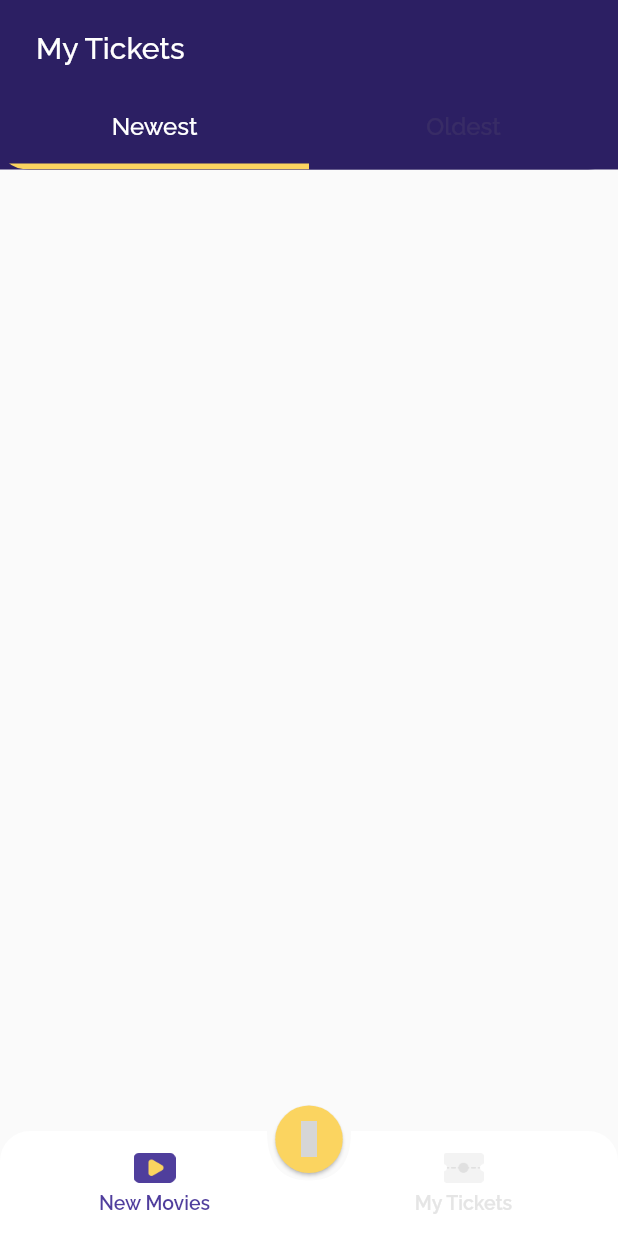
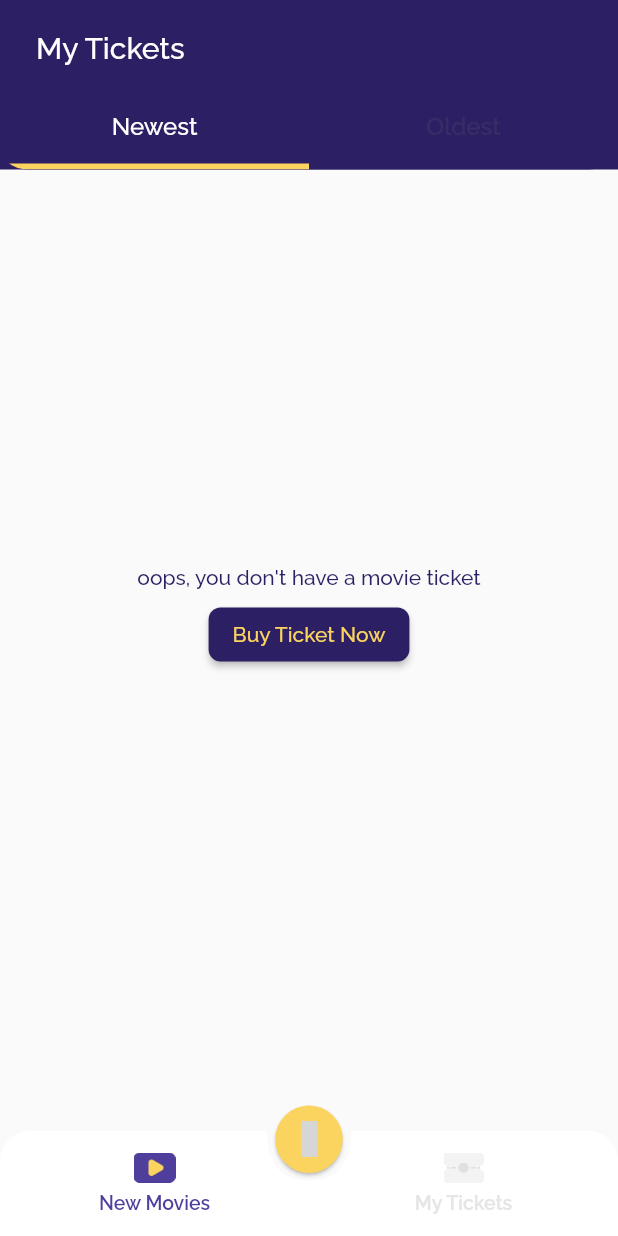
Before and after one commit to MIBR47/Flutix, a Flutter app: the screen it shows once a user with an empty profile is signed in, swiped to page 2, on a phone screen of 412 x 824 dp. Run offline on Flutter 3.47's test engine with Material 2 defaults, Android fonts, the phone set to English and light mode, and no system bars; our stand-ins replace another_flushbar, bloc, cloud_firestore, email_validator, equatable, firebase_auth and 9 more; accounts and stored records are empty; network calls fail; grey boxes are pictures that could not be loaded.

```diff
--- a/lib/bloc/page_bloc.dart
+++ b/lib/bloc/page_bloc.dart
@@ -35,7 +35,7 @@ class PageBloc extends Bloc<PageEvent, PageState> {
     on<GoToMainPageEvent>(
       (event, emit) => emit(OnMainPageState(bottomNavBarIndex: event.bottomNavBarIndex, isExpired: event.isExpired)),
     );
-    on<GotoProfilePage>(
+    on<GotoProfilePageEvent>(
       (event, emit) => emit(const OnProfilePageState()),
     );
     on<GotoMovieDetailPageEvent>(
--- a/lib/bloc/page_event.dart
+++ b/lib/bloc/page_event.dart
@@ -38,14 +38,14 @@ class GoToAccountInformationPageEvent extends PageEvent {
 class GoToMainPageEvent extends PageEvent {
   final int bottomNavBarIndex;
   final bool isExpired;
-  const GoToMainPageEvent({this.bottomNavBarIndex = 0, this.isExpired = false});
+  GoToMainPageEvent({this.bottomNavBarIndex = 0, this.isExpired = false});
 
   @override
   List<Object> get props => [bottomNavBarIndex, isExpired];
 }
 
-class GotoProfilePage extends PageEvent {
-  const GotoProfilePage();
+class GotoProfilePageEvent extends PageEvent {
+  const GotoProfilePageEvent();
   @override
   List<Object> get props => [];
 }
--- a/lib/bloc/page_state.dart
+++ b/lib/bloc/page_state.dart
@@ -43,7 +43,7 @@ class OnSplashPageState extends PageState {
 class OnMainPageState extends PageState {
   final int bottomNavBarIndex;
   final bool isExpired;
-  const OnMainPageState({this.bottomNavBarIndex = 0, this.isExpired = false});
+  OnMainPageState({this.bottomNavBarIndex = 0, this.isExpired = false});
 
   @override
   List<Object> get props => [bottomNavBarIndex, isExpired];
--- a/lib/extension/String_Extension.dart
+++ b/lib/extension/String_Extension.dart
@@ -1,5 +1,5 @@
 part of 'extensions.dart';
 
 extension StringExtension on String {
-  bool isDigit(int index) => this.codeUnitAt(index) >= 48 && this.codeUnitAt(index) <= 57;
+  bool isDigit(int index) => codeUnitAt(index) >= 48 && codeUnitAt(index) <= 57;
 }
--- a/lib/extension/extensions.dart
+++ b/lib/extension/extensions.dart
@@ -1,7 +1,6 @@
 import 'package:bwa_flutix/models/models.dart';
 import 'package:bwa_flutix/services/services.dart';
 import 'package:firebase_auth/firebase_auth.dart';
-import 'package:intl/intl.dart';
 
 part 'firebase_user_extension.dart';
 
--- a/lib/services/services.dart
+++ b/lib/services/services.dart
@@ -1,13 +1,11 @@
 import 'dart:convert';
 import 'dart:developer';
-import 'dart:ffi';
 
 import 'package:bwa_flutix/models/models.dart';
 import 'package:bwa_flutix/shared/shared.dart';
 import 'package:cloud_firestore/cloud_firestore.dart';
 import 'package:firebase_auth/firebase_auth.dart';
 import 'package:bwa_flutix/extension/extensions.dart';
-import 'package:flutter/widgets.dart';
 // ignore: depend_on_referenced_packages
 import 'package:http/http.dart' as http;
 
--- a/lib/shared/shared_method.dart
+++ b/lib/shared/shared_method.dart
@@ -44,7 +44,7 @@ Widget generateDashedDivider(double width) {
             ? Container(
                 height: 2,
                 width: width / n,
-                color: Color(0xFFE4E4E4),
+                color: const Color(0xFFE4E4E4),
               )
             : SizedBox(
                 width: width / n,
--- a/lib/ui/pages/main_page.dart
+++ b/lib/ui/pages/main_page.dart
@@ -1,10 +1,10 @@
 part of 'pages.dart';
 
 class MainPage extends StatefulWidget {
-  final int bottomNavBarIndex;
-  final bool isExpired;
+  int bottomNavBarIndex;
+  bool isExpired;
 
-  const MainPage({this.bottomNavBarIndex = 1, this.isExpired = false, super.key});
+  MainPage({this.bottomNavBarIndex = 0, this.isExpired = false, super.key});
 
   @override
   State<MainPage> createState() => _MainPageState();
@@ -16,7 +16,7 @@ class _MainPageState extends State<MainPage> {
   @override
   void initState() {
     super.initState();
-    bottomNavBarIndex = 0;
+    bottomNavBarIndex = widget.bottomNavBarIndex;
     pageController = PageController(initialPage: bottomNavBarIndex!);
   }
 
@@ -51,8 +51,8 @@ class _MainPageState extends State<MainPage> {
                   ),
                 ),
                 onPressed: () async {
-                  context.read<UserBloc>().add(SignOutEvent());
-                  AuthServices.signOut();
+                  context.read<PageBloc>().add(const GotoProfilePageEvent());
+                  // AuthServices.signOut();
                 },
               ),
             ),
@@ -69,7 +69,7 @@ class _MainPageState extends State<MainPage> {
           bottomNavBarIndex = index;
         }),
         children: [
-          Center(
+          const Center(
             child: MoviePage(),
           ),
           Center(
--- a/lib/ui/pages/movie_page.dart
+++ b/lib/ui/pages/movie_page.dart
@@ -194,7 +194,7 @@ class _MoviePageState extends State<MoviePage> with AutomaticKeepAliveClientMixi
                           : Container(),
                       GestureDetector(
                         onTap: () {
-                          context.read<PageBloc>().add(const GotoProfilePage());
+                          context.read<PageBloc>().add(const GotoProfilePageEvent());
                         },
                         child: Container(
                           width: 50,
--- a/lib/ui/pages/success_page.dart
+++ b/lib/ui/pages/success_page.dart
@@ -28,14 +28,14 @@ class SuccessPage extends StatelessWidget {
                       Container(
                         width: 150,
                         height: 150,
-                        margin: EdgeInsets.only(bottom: 70),
-                        decoration: BoxDecoration(image: DecorationImage(image: AssetImage("assets/ticket_done.png"))),
+                        margin: const EdgeInsets.only(bottom: 70),
+                        decoration: const BoxDecoration(image: DecorationImage(image: AssetImage("assets/ticket_done.png"))),
                       ),
                       Text(
                         "Happy Watching!",
                         style: blackTextFont.copyWith(fontSize: 20),
                       ),
-                      SizedBox(
+                      const SizedBox(
                         height: 16,
                       ),
                       Text(
--- a/lib/ui/pages/success_topup_page.dart
+++ b/lib/ui/pages/success_topup_page.dart
@@ -22,14 +22,14 @@ class SuccessTopupPage extends StatelessWidget {
                       Container(
                         width: 150,
                         height: 150,
-                        margin: EdgeInsets.only(bottom: 70),
-                        decoration: BoxDecoration(image: DecorationImage(image: AssetImage("assets/top_up_done.png"))),
+                        margin: const EdgeInsets.only(bottom: 70),
+                        decoration: const BoxDecoration(image: DecorationImage(image: AssetImage("assets/top_up_done.png"))),
                       ),
                       Text(
                         "Emmy Yummy!",
                         style: blackTextFont.copyWith(fontSize: 20),
                       ),
-                      SizedBox(
+                      const SizedBox(
                         height: 16,
                       ),
                       Text(
--- a/lib/ui/pages/ticket_page.dart
+++ b/lib/ui/pages/ticket_page.dart
@@ -22,6 +22,7 @@ class _TicketPageState extends State<TicketPage> with AutomaticKeepAliveClientMi
 
   @override
   Widget build(BuildContext context) {
+    super.build(context);
     return Scaffold(
       body: Stack(
         children: [
@@ -29,7 +30,7 @@ class _TicketPageState extends State<TicketPage> with AutomaticKeepAliveClientMi
           BlocBuilder<TicketBloc, TicketState>(
             builder: (_, ticketstate) {
               return Container(
-                margin: EdgeInsets.symmetric(horizontal: defaultMargin),
+                margin: const EdgeInsets.symmetric(horizontal: defaultMargin),
                 child: TicketViewer(
                   ixExpiredTickets
                       ? ticketstate.tickets.where((ticket) => ticket.time!.isBefore(DateTime.now())).toList()
@@ -54,7 +55,7 @@ class _TicketPageState extends State<TicketPage> with AutomaticKeepAliveClientMi
                   mainAxisAlignment: MainAxisAlignment.end,
                   children: [
                     Container(
-                      margin: EdgeInsets.only(left: 24, bottom: 32),
+                      margin: const EdgeInsets.only(left: 24, bottom: 32),
                       child: Text(
                         'My Tickets',
                         style: whiteTextFont.copyWith(fontSize: 20),
@@ -78,10 +79,10 @@ class _TicketPageState extends State<TicketPage> with AutomaticKeepAliveClientMi
                                   "Newest",
                                   style: whiteTextFont.copyWith(
                                     fontSize: 16,
-                                    color: !ixExpiredTickets ? Colors.white : Color(0xFF6F78E),
+                                    color: !ixExpiredTickets ? Colors.white : const Color(0xFF6F78E),
                                   ),
                                 ),
-                                SizedBox(
+                                const SizedBox(
                                   height: 15,
                                 ),
                                 Container(
@@ -108,10 +109,10 @@ class _TicketPageState extends State<TicketPage> with AutomaticKeepAliveClientMi
                                   "Oldest",
                                   style: whiteTextFont.copyWith(
                                     fontSize: 16,
-                                    color: ixExpiredTickets ? Colors.white : Color(0xFF6F78E),
+                                    color: ixExpiredTickets ? Colors.white : const Color(0xFF6F78E),
                                   ),
                                 ),
-                                SizedBox(
+                                const SizedBox(
                                   height: 15,
                                 ),
                                 Container(
@@ -159,9 +160,55 @@ class TicketViewer extends StatelessWidget {
 
   @override
   Widget build(BuildContext context) {
+    print(tickets);
     var sortedTickets = tickets;
     sortedTickets.sort((ticket2, ticket1) => ticket1.time!.compareTo(ticket2.time!));
-    return ListView.builder(
+    return tickets.isEmpty
+        ? tickets.where((ticket) => ticket.time!.isBefore(DateTime.now())).isEmpty
+            ? Center(
+                child: Column(
+                  mainAxisAlignment: MainAxisAlignment.center,
+                  // crossAxisAlignment: CrossAxisAlignment.center,
+                  children: [
+                    Text(
+                      "oops, you don't have a movie ticket",
+                      style: blackTextFont.copyWith(
+                        color: accentColor1,
+                        fontWeight: FontWeight.w500,
+                      ),
+                    ),
+                    const SizedBox(height: 6),
+                    ElevatedButton(
+                      style: ElevatedButton.styleFrom(backgroundColor: accentColor1, shape: RoundedRectangleBorder(borderRadius: BorderRadius.circular(8))),
+                      onPressed: () {},
+                      child: Text(
+                        "Buy Ticket Now",
+                        style: blackTextFont.copyWith(color: accentColor2, fontWeight: FontWeight.w500),
+                      ),
+                    )
+                  ],
+                ),
+              )
+            : Center(
+                child: Column(
+                  mainAxisAlignment: MainAxisAlignment.center,
+                  children: [
+                    Icon(
+                      MdiIcons.archiveOffOutline,
+                      color: accentColor1,
+                      size: 50,
+                    ),
+                    Text(
+                      "Is Empty",
+                      style: blackTextFont.copyWith(
+                        color: accentColor1,
+                        fontWeight: FontWeight.w500,
+                      ),
+                    ),
+                  ],
+                ),
+              )
+        : ListView.builder(
             itemCount: sortedTickets.length,
             itemBuilder: (_, index) {
               return GestureDetector(
@@ -183,7 +230,7 @@ class TicketViewer extends StatelessWidget {
                           ),
                         ),
                       ),
-                SizedBox(
+                      const SizedBox(
                         width: 16,
                       ),
                       SizedBox(
@@ -197,7 +244,7 @@ class TicketViewer extends StatelessWidget {
                               maxLines: 2,
                               overflow: TextOverflow.clip,
                             ),
-                      SizedBox(
+                            const SizedBox(
                               height: 6,
                             ),
                             Text(
@@ -206,7 +253,7 @@ class TicketViewer extends StatelessWidget {
                               maxLines: 2,
                               overflow: TextOverflow.clip,
                             ),
-                      SizedBox(
+                            const SizedBox(
                               height: 6,
                             ),
                             Text(
--- a/lib/ui/pages/wrapper.dart
+++ b/lib/ui/pages/wrapper.dart
@@ -48,9 +48,14 @@ class Wrapper extends StatelessWidget {
       } else if (pageState is OnSuccessPageState) {
         return SuccessPage(pageState.ticket, pageState.transaction);
       } else if (pageState is OnProfilePageState) {
-        return ProfilePage();
+        return const ProfilePage();
+      } else if (pageState is OnMainPageState) {
+        return MainPage(
+          bottomNavBarIndex: pageState.bottomNavBarIndex,
+          isExpired: pageState.isExpired,
+        );
       } else {
-        return const MainPage();
+        return MainPage();
       }
     });
   }
```
Also changed, not shown: lib/ui/pages/profile_page.dart (+29 -24 lines), lib/ui/pages/select_schedule_page.dart (+5 -5 lines), lib/ui/pages/signUp_page.dart (+3 -10 lines), lib/ui/pages/ticket_detail_page.dart (+19 -19 lines), lib/ui/widgets/date_card.dart (+5 -14 lines). Lines whose indentation alone changed are shown as unchanged.
